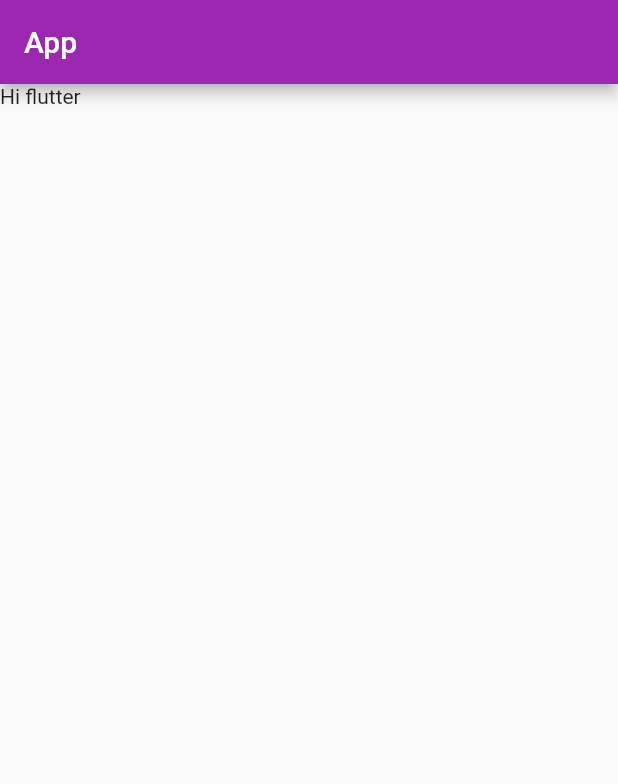
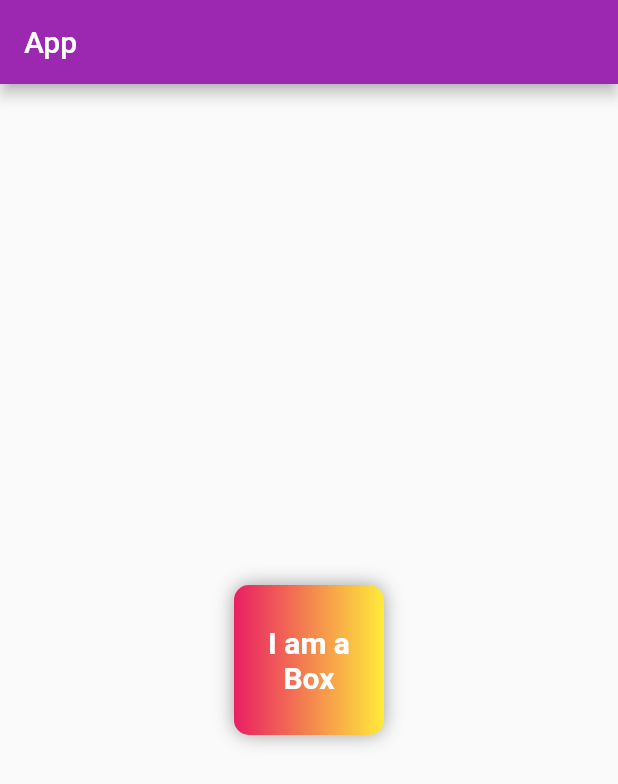
Before and after one commit to iomkarsurve/learnflutter, a Flutter app: the screen it shows after launch, on a phone screen of 412 x 824 dp. Shown: the top 784 px of the screen. Run offline on Flutter 3.47's test engine with Material 2 defaults, Android fonts, the phone set to English and light mode, and no system bars.

Commit message:
chapter 2 completed About container and text

```diff
--- a/lib/main.dart
+++ b/lib/main.dart
@@ -19,8 +19,34 @@ class HomePage extends StatelessWidget {
       appBar: AppBar(
         title: Text("App"),
       ),
-      body: Container(
-        child: Text("Hi flutter"),
+      body: Center(
+        child: Container(
+          padding: const EdgeInsets.all(8),
+          // color: Colors.red,
+          width: 100,
+          height: 100,
+          clipBehavior: Clip.antiAlias,
+          alignment: Alignment.center,
+          decoration: BoxDecoration(
+              color: Colors.red,
+              borderRadius: BorderRadius.circular(10),
+              gradient: LinearGradient(colors: [Colors.pink, Colors.yellow]),
+              boxShadow: [
+                BoxShadow(
+                  color: Colors.grey,
+                  blurRadius: 10,
+                )
+              ]),
+          child: Text(
+            "I am a Box",
+            textAlign: TextAlign.center,
+            style: TextStyle(
+              fontSize: 20,
+              color: Colors.white,
+              fontWeight: FontWeight.bold,
+            ),
+          ),
+        ),
       ),
     );
   }
```
